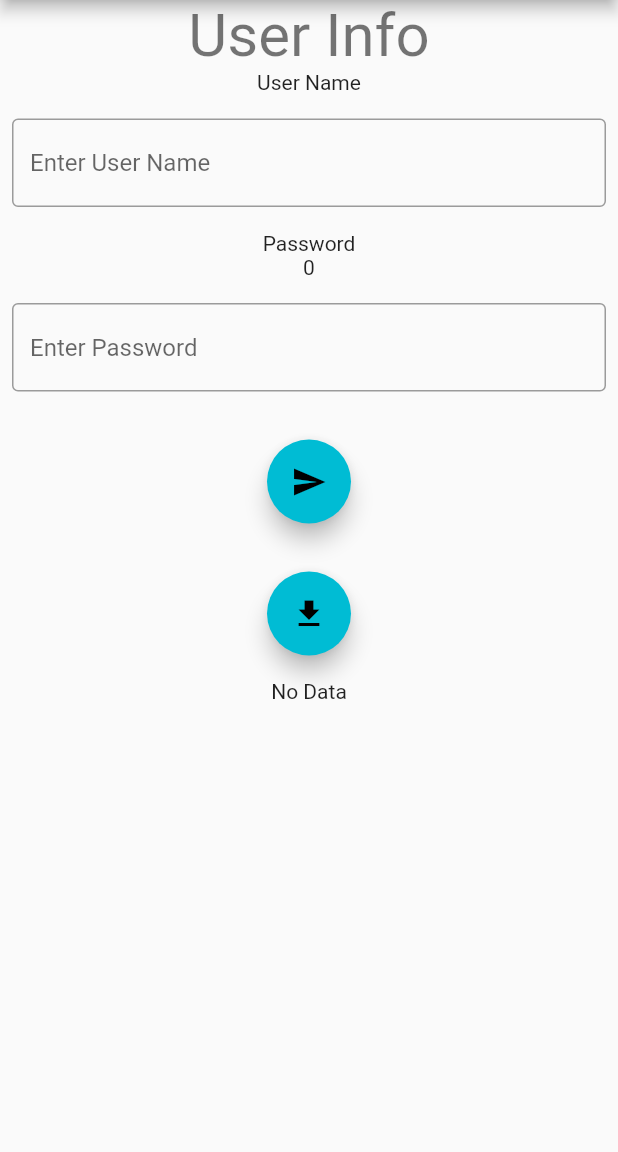
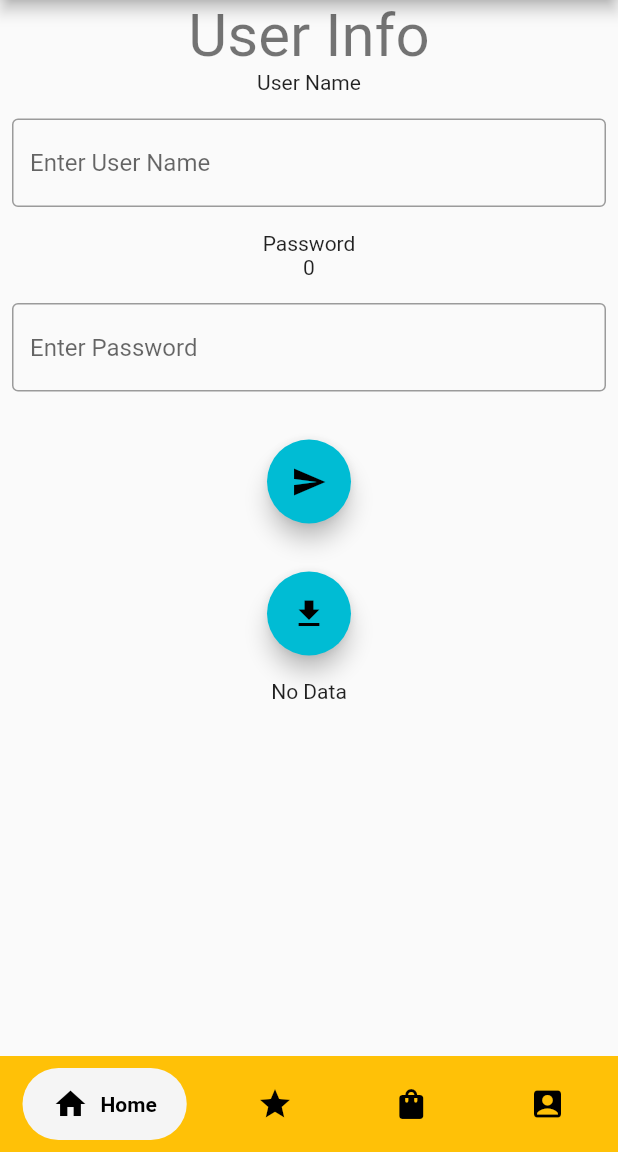
Before and after one commit to angelicrf/boatusers-flutter, a Flutter app: the screen it shows after launch, on a phone screen of 412 x 824 dp, the part 84-1236 px from its top. Run offline on Flutter 3.47's test engine with Material 2 defaults, Android fonts, the phone set to English and light mode, and no system bars; drawn by our look-alikes of google_nav_bar; our stand-ins replace flutter_redux, redux, redux_thunk; missing offline and left inert: redux_persist, redux_persist_flutter.

Commit message:
android-web-footer-navbar

```diff
--- /dev/null
+++ b/lib/components/footerMb.dart
@@ -0,0 +1,93 @@
+import 'package:boatusers/components/userProfile.dart';
+import 'package:flutter/cupertino.dart';
+import 'package:flutter/material.dart';
+import 'package:google_nav_bar/google_nav_bar.dart';
+
+import 'boatItems.dart';
+import 'favorites.dart';
+
+class FooterMB extends StatefulWidget {
+  @override
+  _FooterMBState createState() => _FooterMBState();
+}
+
+class _FooterMBState extends State<FooterMB> {
+  int _selectedIndex = 0;
+
+  @override
+  Widget build(BuildContext context) {
+    return SafeArea(
+      child: Padding(
+        padding: const EdgeInsets.symmetric(horizontal: 15.0, vertical: 8),
+        child: GNav(
+          rippleColor: Colors.grey[300]!,
+          hoverColor: Colors.grey[100]!,
+          gap: 8,
+          activeColor: Colors.black,
+          iconSize: 24,
+          padding: EdgeInsets.symmetric(horizontal: 20, vertical: 12),
+          duration: Duration(milliseconds: 400),
+          tabBackgroundColor: Colors.grey[100]!,
+          color: Colors.black,
+          tabs: [
+            GButton(
+              icon: Icons.home,
+              text: 'Home',
+            ),
+            GButton(
+              icon: Icons.star,
+              text: 'Likes',
+            ),
+            GButton(
+              icon: Icons.shopping_bag,
+              text: 'Items',
+            ),
+            GButton(
+              icon: Icons.account_box,
+              text: 'Profile',
+            ),
+          ],
+          selectedIndex: _selectedIndex,
+          onTabChange: (index) {
+            print(index);
+            setState(() {
+              _selectedIndex = index;
+            });
+            navigatePages(index, context);
+          },
+        ),
+        //
+      ),
+    );
+  }
+
+  Function(int r, BuildContext context) navigatePages =
+      (int r, BuildContext context) {
+    switch (r) {
+      case 0:
+        Navigator.pushNamed(context, '/');
+        break;
+      case 1:
+        Navigator.push(
+            context,
+            MaterialPageRoute(
+              builder: (context) => Favorites(),
+            ));
+        break;
+      case 2:
+        Navigator.push(
+            context,
+            MaterialPageRoute(
+              builder: (context) => BoatItems(),
+            ));
+        break;
+      case 3:
+        Navigator.push(
+            context,
+            MaterialPageRoute(
+              builder: (context) => UserProfile(),
+            ));
+        break;
+    }
+  };
+}
--- a/lib/main.dart
+++ b/lib/main.dart
@@ -1,7 +1,8 @@
 import 'dart:async';
 import 'dart:convert';
-
 import 'package:boatusers/components/about.dart';
+import 'package:boatusers/components/footerMb.dart';
+import 'package:boatusers/components/footerWeb.dart';
 import 'package:boatusers/src/redux/posts/post_state.dart';
 import 'package:flutter/foundation.dart';
 import 'package:flutter/material.dart';
@@ -11,7 +12,6 @@ import 'package:boatusers/src/models/post.dart';
 import 'package:boatusers/src/redux/posts/post_action.dart';
 import 'package:http/http.dart' as http;
 import 'package:redux_persist_flutter/redux_persist_flutter.dart';
-
 import 'src/redux/store.dart';
 
 void main() async {
@@ -48,6 +48,11 @@ class BUHomePage extends StatefulWidget {
 class _BUHomePageState extends State<BUHomePage> {
   int _buCount = 0;
   bool isRendered = false;
+  int _indexSelected = 0;
+  PageController _controller = PageController(
+    initialPage: 0,
+    keepPage: true,
+  );
 
   final buserNameController = TextEditingController();
   final buPasswordController = TextEditingController();
@@ -65,6 +70,7 @@ class _BUHomePageState extends State<BUHomePage> {
 
   @override
   void dispose() {
+    _controller?.dispose();
     buPasswordController.dispose();
     buserNameController.dispose();
     super.dispose();
@@ -154,6 +160,7 @@ class _BUHomePageState extends State<BUHomePage> {
         key: (widget.key),
       ),
       body: Center(
+        //controller: _controller,
         child: Column(
           mainAxisAlignment: MainAxisAlignment.start,
           children: <Widget>[
@@ -251,10 +258,20 @@ class _BUHomePageState extends State<BUHomePage> {
                   return Text('No Data');
                 }
               },
-            ))
+            )),
+            (() {
+              if (!kIsWeb) {
+                return Container(
+                  color: Colors.amber,
+                  child: FooterMB(),
+                );
+              } else
+                return SizedBox.shrink();
+            }())
           ],
-        ))
-        //
+        ),
+      ),
+      bottomNavigationBar: kIsWeb ? FooterWeb() : SizedBox.shrink(),
     );
   }
 
--- a/pubspec.yaml
+++ b/pubspec.yaml
@@ -41,6 +41,8 @@ dependencies:
   path_provider_foundation: ^2.1.3
   path_provider_android: ^2.0.24
   path_provider: ^2.0.13
+  google_nav_bar: ^5.0.6
+  footer: ^0.0.4
   http: ^0.13.5
 
 dev_dependencies:
```
Also changed, not shown: lib/components/boatItems.dart (added, +24 -0 lines), lib/components/favorites.dart (added, +25 -0 lines), lib/components/footerWeb.dart (added, +67 -0 lines), lib/components/userProfile.dart (added, +25 -0 lines), pubspec.lock, 1 other file. Lines whose indentation alone changed are shown as unchanged.
